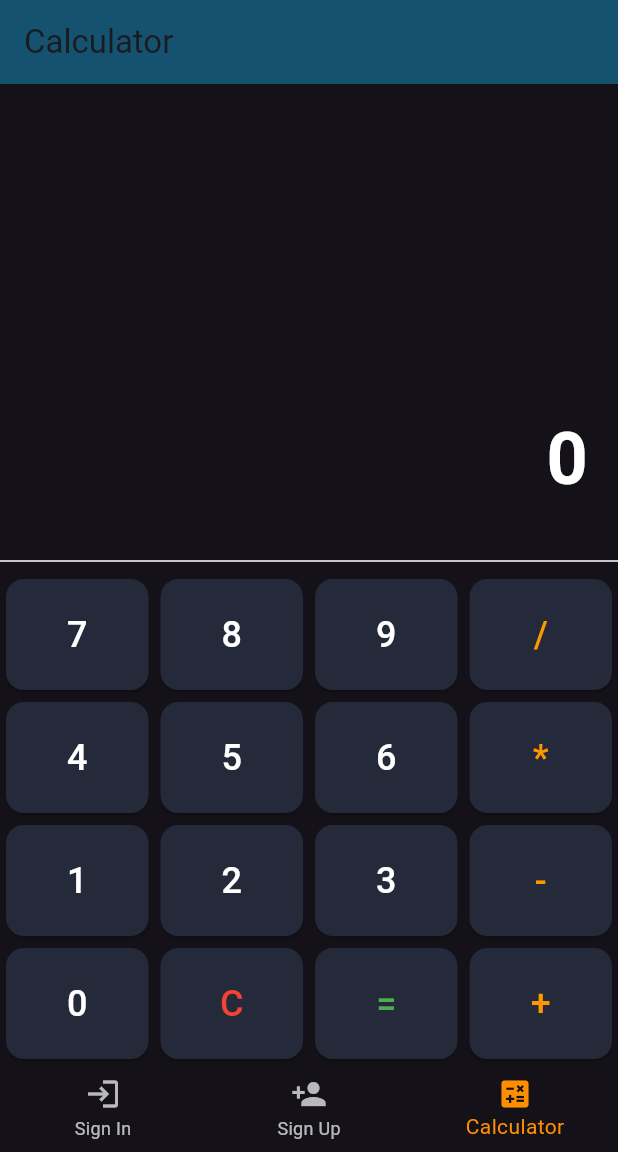
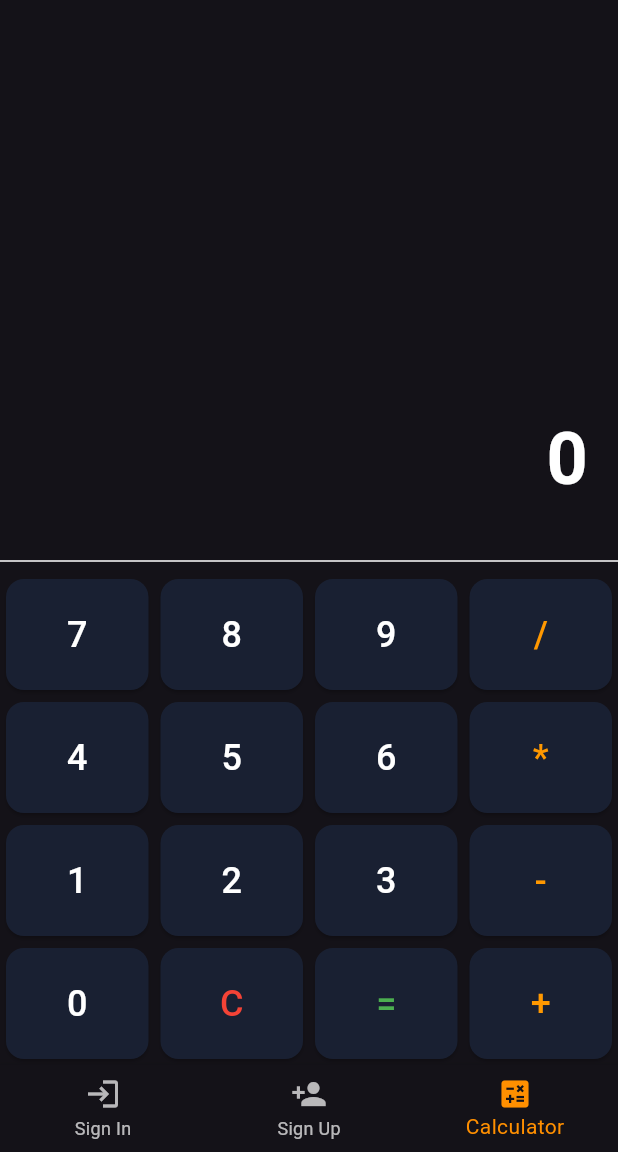
Before and after one commit to uwclement/FlutterMobile_App, a Flutter app: the screen it shows after launch, item 3 of the bottom bar chosen, on a phone screen of 412 x 824 dp, the part 84-1236 px from its top. Run offline on Flutter 3.47's test engine with Material 3 defaults, Android fonts, the phone set to English and light mode, and no system bars.

Commit message:
added design

```diff
--- a/lib/main.dart
+++ b/lib/main.dart
@@ -19,6 +19,7 @@ class MyApp extends StatelessWidget {
         ),
         useMaterial3: true,
       ),
+      debugShowCheckedModeBanner: false,
       home: const HomePage(),
     );
   }
--- a/lib/pages/Calculator.dart
+++ b/lib/pages/Calculator.dart
@@ -16,6 +16,7 @@ class Calculator extends StatelessWidget {
             seedColor: const Color.fromARGB(255, 18, 57, 142)),
         useMaterial3: true,
       ),
+      debugShowCheckedModeBanner: false,
       home: const MyHomePage(title: 'Calculator'),
     );
   }
@@ -85,7 +86,7 @@ class _MyHomePageState extends State<MyHomePage> {
         child: ElevatedButton(
           style: ElevatedButton.styleFrom(
             padding: const EdgeInsets.all(20),
-            backgroundColor: const Color.fromARGB(255, 36, 42, 57),
+            backgroundColor: const Color.fromARGB(255, 25, 32, 50),
             shape: RoundedRectangleBorder(
               borderRadius: BorderRadius.circular(12),
             ),
@@ -103,10 +104,10 @@ class _MyHomePageState extends State<MyHomePage> {
   @override
   Widget build(BuildContext context) {
     return Scaffold(
-      appBar: AppBar(
-        backgroundColor: Color.fromARGB(255, 21, 82, 112),
-        title: Text(widget.title),
-      ),
+      // appBar: AppBar(
+      //   backgroundColor: Color.fromARGB(255, 21, 82, 112),
+      //   title: Text(widget.title),
+      // ),
       body: Column(
         mainAxisAlignment: MainAxisAlignment.end,
         children: <Widget>[
```
